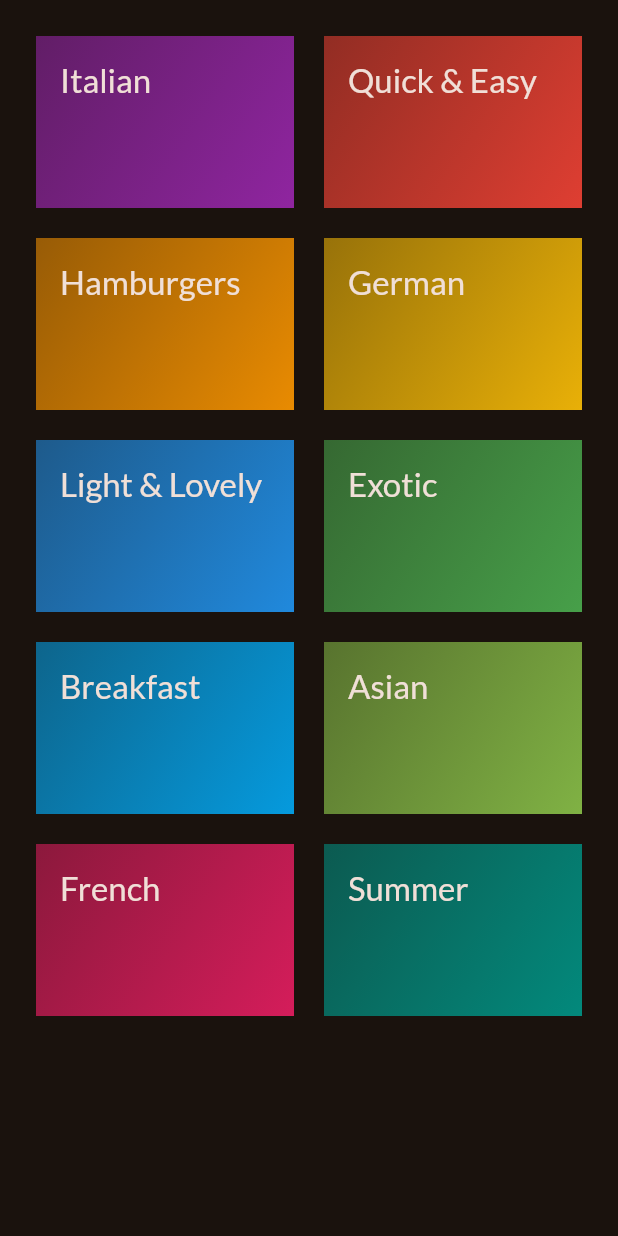
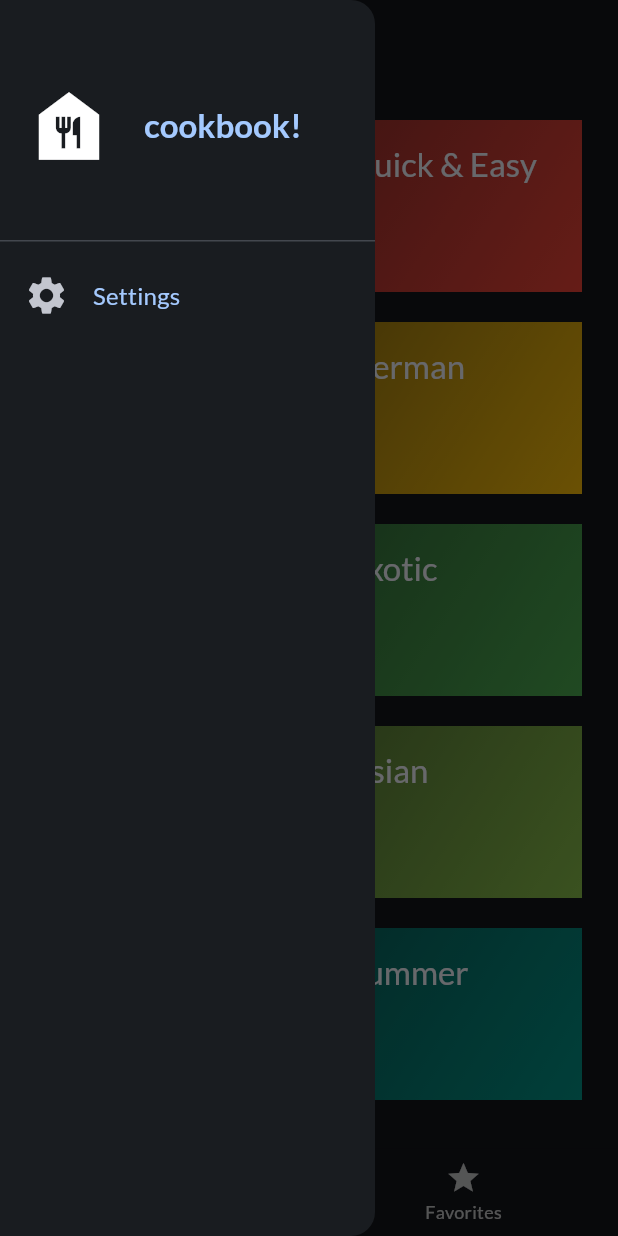
Before and after one commit to danbi4f/meals_app, a Flutter app: the screen it shows after launch, with the side drawer open (before the commit the screen has no drawer), on a phone screen of 412 x 824 dp. Run offline on Flutter 3.47's test engine with Material 3 defaults, Android fonts, the phone set to English and light mode, and no system bars; our stand-ins replace equatable, flutter_bloc, google_fonts, transparent_image.

Commit message:
added meal details  screen  and drawer

```diff
--- a/lib/config/theme.dart
+++ b/lib/config/theme.dart
@@ -4,7 +4,7 @@ import 'package:google_fonts/google_fonts.dart';
 final theme = ThemeData(
   colorScheme: ColorScheme.fromSeed(
     brightness: Brightness.dark,
-    seedColor: const Color.fromARGB(255, 131, 57, 0),
+    seedColor: Color.fromARGB(255, 5, 87, 155),
   ),
   textTheme: GoogleFonts.latoTextTheme(),
 );
--- a/lib/presentation/pages/categories_screen.dart
+++ b/lib/presentation/pages/categories_screen.dart
@@ -15,16 +15,16 @@ class CategoriesScreen extends StatefulWidget {
 }
 
 class _CategoriesScreenState extends State<CategoriesScreen> {
-  List<Meal> mealsList() => BlocProvider.of<MealBloc>(context)
+  List<Meal> getMeal() => BlocProvider.of<MealBloc>(context)
       .mealRepository
       .dataLocal
       .dummyMealsList;
 
   selectCategory(BuildContext context, Category category) {
-    final filtredMeals = mealsList();
-    filtredMeals.where(
+    final mealsList = getMeal();
+    final filtredMeals = mealsList.where(
       (meal) => meal.categories.contains(category.id),
-    );
+    ).toList();
     Navigator.of(context).push(
       MaterialPageRoute(
         builder: (context) => MealsScreen(
--- a/lib/presentation/pages/home_page.dart
+++ b/lib/presentation/pages/home_page.dart
@@ -6,13 +6,36 @@ import 'package:meals_app/data/repositories/meal_repository.dart';
 import 'package:meals_app/presentation/bloc/category_bloc.dart';
 import 'package:meals_app/presentation/bloc/meal_bloc.dart';
 import 'package:meals_app/presentation/pages/categories_screen.dart';
+import 'package:meals_app/presentation/widgets/main_drawer.dart';
 
 class HomePage extends StatelessWidget {
   const HomePage({super.key});
 
   @override
   Widget build(BuildContext context) {
+    int selectedPageIndex = 0;
+    void selectPage(int index){
+      selectedPageIndex = index;
+    }
     return Scaffold(
+      appBar: AppBar(
+        title: const Text('Active page title'),
+      ),
+      bottomNavigationBar: BottomNavigationBar(
+        onTap: selectPage,
+        currentIndex: selectedPageIndex,
+        items: const [
+          BottomNavigationBarItem(
+            icon: Icon(Icons.set_meal),
+            label: 'categories'
+          ),
+          BottomNavigationBarItem(
+            icon: Icon(Icons.star),
+            label: 'Favorites'
+          ),
+        ],
+      ),
+      drawer: const MainDrawer(),
       body: MultiRepositoryProvider(
         providers: [
           RepositoryProvider(
--- a/lib/presentation/widgets/main_drawer.dart
+++ b/lib/presentation/widgets/main_drawer.dart
@@ -0,0 +1,51 @@
+import 'package:flutter/material.dart';
+import 'package:flutter/widgets.dart';
+import 'package:meals_app/presentation/pages/filters_screen.dart';
+
+class MainDrawer extends StatelessWidget {
+  const MainDrawer({super.key});
+
+  @override
+  Widget build(BuildContext context) {
+    return Drawer(
+      width: 250,
+      child: Column(children: [
+        DrawerHeader(
+          child: Row(
+            children: [
+              const Icon(Icons.food_bank, size: 60),
+              const SizedBox(width: 20),
+              Text(
+                'cookbook!',
+                style: Theme.of(context).textTheme.titleLarge!.copyWith(
+                      color: Theme.of(context).colorScheme.primary,
+                      fontWeight: FontWeight.bold,
+                    ),
+              ),
+            ],
+          ),
+        ),
+        ListTile(
+          onTap: () {
+            Navigator.of(context).pop();
+            Navigator.of(context).push(
+              MaterialPageRoute(
+                builder: (context) => const FiltersScreen(),
+              ),
+            );
+          },
+          leading: const Icon(
+            Icons.settings,
+            size: 30,
+          ),
+          title: Text(
+            'Settings',
+            style: Theme.of(context).textTheme.titleMedium!.copyWith(
+                  color: Theme.of(context).colorScheme.primary,
+                ),
+          ),
+        ),
+      ]),
+    );
+  }
+}
```
Also changed, not shown: lib/presentation/pages/filters_screen.dart (+20 -0 lines), lib/presentation/pages/meal_details_screen.dart (+55 -0 lines), lib/presentation/pages/meals_screen.dart (+58 -41 lines), lib/presentation/widgets/meal_item.dart (+55 -3 lines), lib/presentation/widgets/meal_item_trait.dart (+30 -0 lines).
